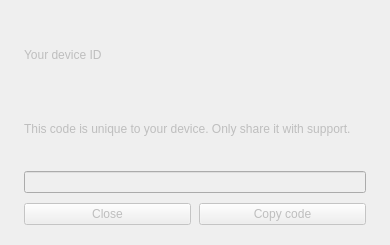
Before: the Qt Designer form license-client/ui/HwidDialog.ui in Starhaxor/StarLoader, drawn with Qt 5.
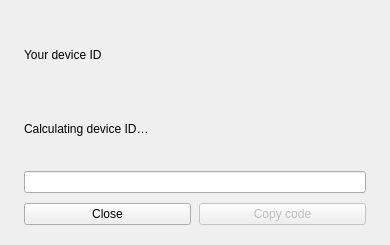
After: the same form once the commit is applied.

Commit message: feat: show login fingerprint in HWID dialog

```diff
--- a/license-client/ui/HwidDialog.ui
+++ b/license-client/ui/HwidDialog.ui
@@ -5,9 +5,6 @@
   <property name="windowModality">
    <enum>Qt::WindowModality::ApplicationModal</enum>
   </property>
-  <property name="enabled">
-   <bool>false</bool>
-  </property>
   <property name="geometry">
    <rect>
     <x>0</x>
@@ -60,7 +57,7 @@
    <item>
     <widget class="QLabel" name="descriptionLabel">
      <property name="text">
-      <string>This code is unique to your device. Only share it with support.</string>
+      <string>Calculating device ID…</string>
      </property>
      <property name="wordWrap">
       <bool>true</bool>
@@ -100,6 +97,9 @@
        <property name="text">
         <string>Copy code</string>
        </property>
+      <property name="enabled">
+       <bool>false</bool>
+      </property>
        <property name="default">
         <bool>true</bool>
        </property>
```
Lines whose indentation alone changed are shown as unchanged. The commit also changes 4 other files.
